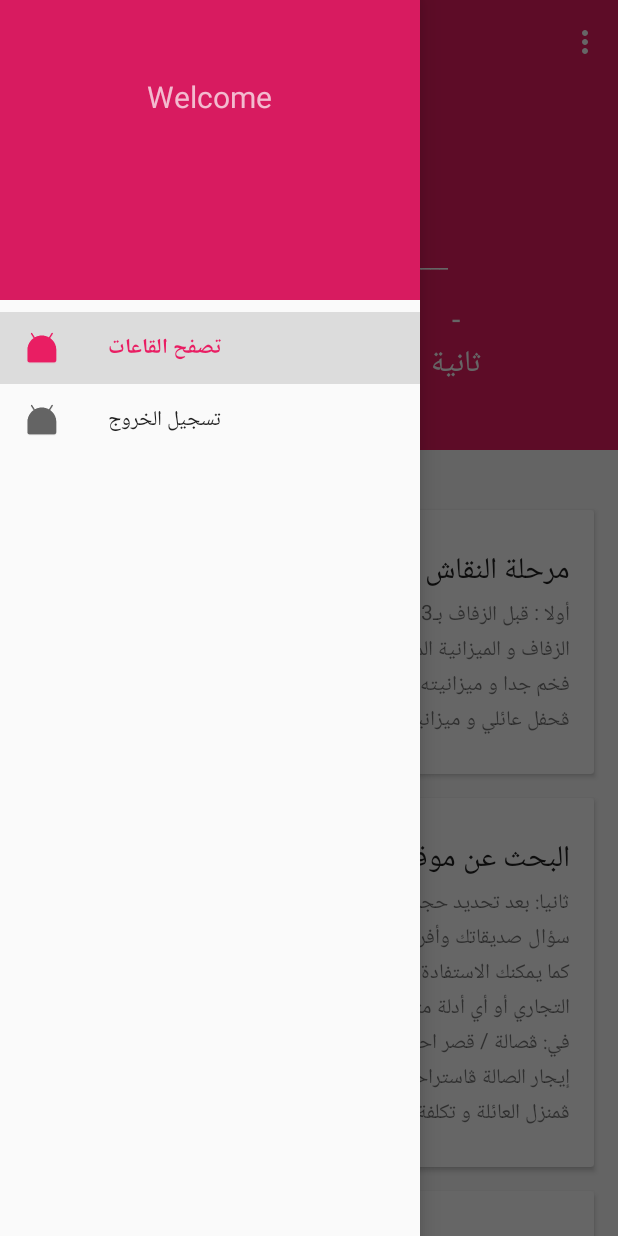
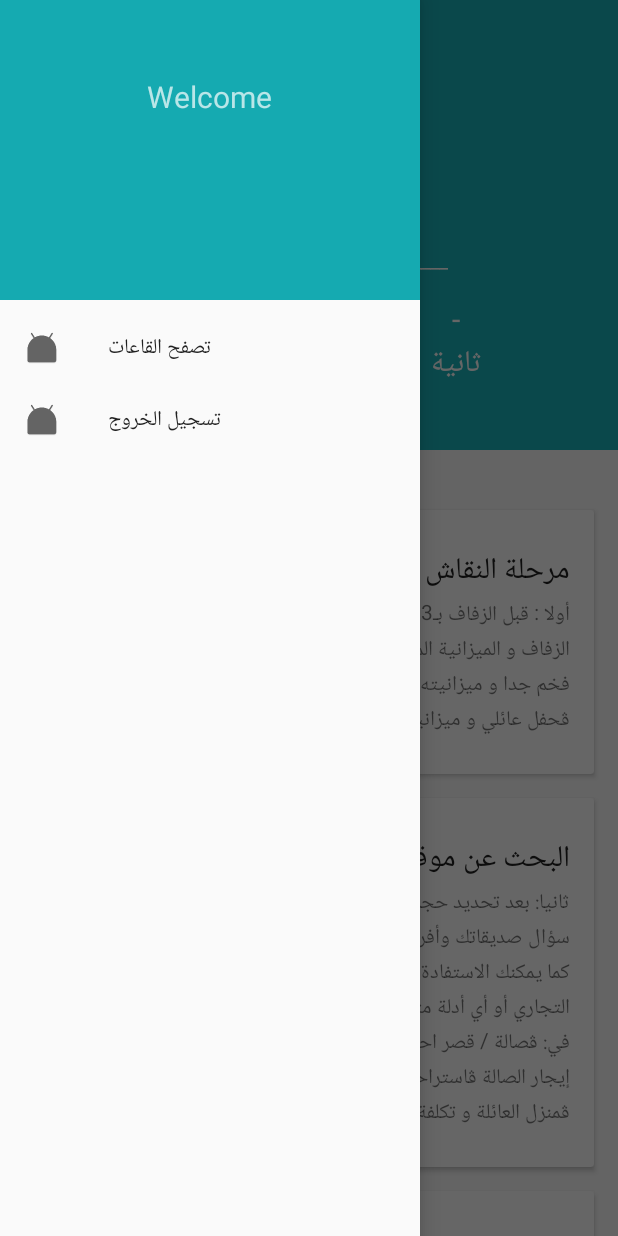
Before and after one commit to ahmedyehya92/Farahak, an Android app: the HomeActivity screen opened directly, with no data from a screen before it, with the side drawer open, on a phone screen of 412 x 824 dp. Run offline under Robolectric (Android 15) with nearby library versions, the phone set to English and light mode, and no system bars; our stand-ins replace Picasso; pictures from the network do not load; 1 statement that could not run was skipped.

```diff
--- a/app/src/main/AndroidManifest.xml
+++ b/app/src/main/AndroidManifest.xml
@@ -18,7 +18,7 @@
     <application
         android:name=".app.AppController"
         android:allowBackup="true"
-        android:icon="@mipmap/icon_wedding"
+        android:icon="@mipmap/wedding"
         android:label="@string/app_name"
         android:supportsRtl="true"
         android:theme="@style/AppTheme">
@@ -38,7 +38,7 @@
             android:windowSoftInputMode="adjustPan" />
         <activity
             android:name=".MainActivity"
-            android:launchMode="singleTop"
+            android:exported="true"
             android:theme="@style/Base.Theme.DesignDemo"/>
         <activity
             android:name=".HallActivity"
--- a/app/src/main/java/com/line360/loginprojectah/HomeActivity.java
+++ b/app/src/main/java/com/line360/loginprojectah/HomeActivity.java
@@ -17,6 +17,7 @@ import android.support.v7.app.ActionBar;
 import android.support.v7.app.AppCompatActivity;
 import android.os.Bundle;
 import android.support.v7.widget.Toolbar;
+import android.view.Menu;
 import android.view.MenuItem;
 import android.view.View;
 import android.view.Window;
@@ -85,6 +86,7 @@ public class HomeActivity extends MainActivity {
         ab.setHomeAsUpIndicator(R.drawable.ic_menu_white_24dp);
         ab.setDisplayHomeAsUpEnabled(true);
 
+
         CollapsingToolbarLayout collapsingToolbar =
                 (CollapsingToolbarLayout) findViewById(R.id.collapsing_toolbar);
         collapsingToolbar.setTitle("");
@@ -137,6 +139,8 @@ public class HomeActivity extends MainActivity {
 
     }
 
+
+
     @Override
     public boolean onOptionsItemSelected(MenuItem item) {
 
@@ -147,6 +151,8 @@ public class HomeActivity extends MainActivity {
             case android.R.id.home:
                 mDrawerLayout.openDrawer(GravityCompat.START);
                 return true;
+
+
 
 
         }
--- a/app/src/main/java/com/line360/loginprojectah/MainActivity.java
+++ b/app/src/main/java/com/line360/loginprojectah/MainActivity.java
@@ -1,6 +1,9 @@
 package com.line360.loginprojectah;
 
 import android.Manifest;
+import android.animation.Animator;
+import android.animation.AnimatorListenerAdapter;
+import android.animation.ObjectAnimator;
 import android.app.Activity;
 import android.content.Context;
 import android.content.Intent;
@@ -22,11 +25,13 @@ import android.util.Log;
 import android.view.Menu;
 import android.view.MenuItem;
 import android.view.View;
+import android.view.animation.DecelerateInterpolator;
 import android.widget.AdapterView;
 import android.widget.Button;
 import android.widget.ImageView;
 import android.widget.LinearLayout;
 import android.widget.ListView;
+import android.widget.ProgressBar;
 import android.widget.RelativeLayout;
 import android.widget.TextView;
 import android.widget.Toast;
@@ -67,6 +72,10 @@ public class MainActivity extends AppCompatActivity  {
     Activity context;
     AsyncTextTask asyncTextTask;
     RelativeLayout searchbox;
+    LinearLayout snacBar1;
+    LinearLayout loadLayout;
+    String url1;
+    ProgressBar mprogressBar;
 
 
     @Override
@@ -78,6 +87,7 @@ public class MainActivity extends AppCompatActivity  {
         final ActionBar ab = getSupportActionBar();
         ab.setHomeAsUpIndicator(R.drawable.ic_menu_white_24dp);
         ab.setDisplayHomeAsUpEnabled(true);
+
         /* new AsyncTextTask().execute(url2);
         new AsyncTextTask().execute(url3);
         new AsyncTextTask().execute(url4);
@@ -87,14 +97,73 @@ public class MainActivity extends AppCompatActivity  {
         context = this;
         mHalls = new ArrayList<Hall>();
         ListView listview = (ListView) findViewById(R.id.list);
+        loadLayout = (LinearLayout) findViewById(R.id.load_layout);
+        loadLayout.setVisibility(View.VISIBLE);
+        mprogressBar = (ProgressBar) findViewById(R.id.progBar);
+        if (mprogressBar != null) {
+            mprogressBar.setIndeterminate(true);
+            mprogressBar.getIndeterminateDrawable().setColorFilter(getResources().getColor(R.color.colorPrimary), android.graphics.PorterDuff.Mode.MULTIPLY);
+        }
         searchbox = (RelativeLayout) findViewById(R.id.search_box);
+        snacBar1 = (LinearLayout) findViewById(R.id.snack_bar1);
+        snacBar1.setVisibility(View.GONE);
         Adapter = new HallAdapter(getApplicationContext(), mHalls);       // انتبه انت عندك هنا constructor مختلف
 
         listview.setAdapter(Adapter);
         mHalls.clear();
 
+        final String city_key = "citykey";
 
 
+
+        if ((mHalls.size()==MhallsSize.getmArraylistSize())&& MhallsSize.getmArraylistSize()!=0)
+        {}
+        else {
+            boolean result = isNetworkStatePermissionGranted();
+            if(isNetworkAvailable(this))
+            {
+                Intent cityintent = getIntent();
+                String city = cityintent.getStringExtra(city_key);
+
+               if (city != null) {
+
+                    switch (city) {
+                        case "":
+                            break;
+                        case "اسيوط":
+                            url1 = "https://telegraphic-miscond.000webhostapp.com/Farahak/getassuthalls.php";
+
+                            asyncTextTask = new AsyncTextTask();
+                            asyncTextTask.execute(url1);
+                            break;
+                        case "سوهاج":
+                            url1 = "https://telegraphic-miscond.000webhostapp.com/Farahak/getsohaghalls.php";
+
+                            asyncTextTask = new AsyncTextTask();
+                            asyncTextTask.execute(url1);
+                            break;
+
+                    }
+
+
+                }
+
+
+            /*    url1 = "https://telegraphic-miscond.000webhostapp.com/Farahak/getassuthalls.php";
+
+                asyncTextTask = new AsyncTextTask();
+                asyncTextTask.execute(url1); */
+            }
+            else {
+               // Toast.makeText(MainActivity.this,"خطأ في الإتصال حاول مرة أخرى",Toast.LENGTH_SHORT).show();
+                loadLayout.setVisibility(View.GONE);
+                snacBar1.setVisibility(View.VISIBLE);
+            }
+
+
+
+
+        }
         listview.setOnItemClickListener(new AdapterView.OnItemClickListener() {
             @Override
             public void onItemClick(AdapterView<?> parent, View view, int position, long id) {
@@ -248,36 +317,62 @@ public class MainActivity extends AppCompatActivity  {
     @Override
     protected void onStart() {
 
-        if ((mHalls.size()==MhallsSize.getmArraylistSize())&& MhallsSize.getmArraylistSize()!=0)
+   /*     if ((mHalls.size()==MhallsSize.getmArraylistSize())&& MhallsSize.getmArraylistSize()!=0)
         {}
         else {
                boolean result = isNetworkStatePermissionGranted();
             if(isNetworkAvailable(this))
             {
-                String url1 = "https://telegraphic-miscond.000webhostapp.com/Farahak/getassuthalls.php";
+                final String city_key = "citykey";
+                Intent cityintent = getIntent();
+                String city = cityintent.getStringExtra(city_key).toString();
+                switch (city)
+                {
+                    case "":
+                        break;
+                    case "اسيوط":
+                        url1 = "https://telegraphic-miscond.000webhostapp.com/Farahak/getassuthalls.php";
+
+                        asyncTextTask = new AsyncTextTask();
+                        asyncTextTask.execute(url1);
+                        break;
+                    case "سوهاج":
+                        url1 = "https://telegraphic-miscond.000webhostapp.com/Farahak/getsohaghalls.php";
+
+                        asyncTextTask = new AsyncTextTask();
+                        asyncTextTask.execute(url1);
+                        break;
+
+                }
+
+
+
+
+
+              url1 = "https://telegraphic-miscond.000webhostapp.com/Farahak/getassuthalls.php";
 
                 asyncTextTask = new AsyncTextTask();
                 asyncTextTask.execute(url1);
             }
             else {
                 Toast.makeText(MainActivity.this,"خطأ في الإتصال حاول مرة أخرى",Toast.LENGTH_SHORT).show();
-            }
+            } */
 
 
 
 
-        }
+
 
         super.onStart();
     }
 
 
 
-    @Override
+   /* @Override
     public boolean onCreateOptionsMenu(Menu menu) {
         getMenuInflater().inflate(R.menu.drawer, menu);
         return true;
-    }
+    }*/
 
 
 
@@ -419,6 +514,8 @@ public class MainActivity extends AppCompatActivity  {
 
 
                 Log.d("temp", mHalls.toString());
+                loadLayout.setVisibility(View.GONE);
+
 
             } catch (Exception ex) {
 
@@ -429,7 +526,6 @@ public class MainActivity extends AppCompatActivity  {
         }
 
         protected void onPostExecute(String result2) {
-
 
         }
     }
--- a/app/src/main/res/menu/drawer.xml
+++ b/app/src/main/res/menu/drawer.xml
@@ -1,10 +1,9 @@
 <?xml version="1.0" encoding="utf-8"?>
 <menu xmlns:android="http://schemas.android.com/apk/res/android"
     xmlns:app="http://schemas.android.com/apk/res-auto">
-    <group android:id="@+id/group_nav" android:checkableBehavior="single">
+    <group android:id="@+id/group_nav" >
         <item
             android:id="@+id/navigation_item_attachment"
-            android:checked="true"
             android:icon="@mipmap/ic_launcher"
             android:title="@string/nav_item_attachment" />
 
--- a/app/src/main/res/values/colors.xml
+++ b/app/src/main/res/values/colors.xml
@@ -1,7 +1,9 @@
 <?xml version="1.0" encoding="utf-8"?>
 <resources>
-    <color name="colorPrimary">#E91E63</color>
-    <color name="colorPrimaryDark">#D81B60</color>
+    <color name="noInternetText">#D50000</color>
+    <color name="snackBar">#ff0000</color>
+    <color name="colorPrimary">#19b5bc</color>
+    <color name="colorPrimaryDark">#15aab1</color>
     <color name="colorAccent">#FF4081</color>
     <color name="bg_login">#26ae90</color>
     <color name="bg_register">#2e3237</color>
@@ -20,5 +22,5 @@
     <color name="listView_background">#E0E0E0</color>
     <color name="black">#000000</color>
     <color name="address">#9E9E9E</color>
-    <color name="search_header">#F06292</color>
+    <color name="search_header">#08d1da</color>
 </resources>
```
Also changed, not shown: app/src/main/java/com/line360/loginprojectah/SearchActivity.java (+17 -13 lines), app/src/main/res/drawable/circular_progressbar.xml (added, +15 -0 lines), app/src/main/res/layout/main_withappbar_layout.xml (+30 -0 lines), app/src/main/res/drawable/wedding.jpg (deleted), app/src/main/res/mipmap-xxxhdpi/wedding.png (added).
